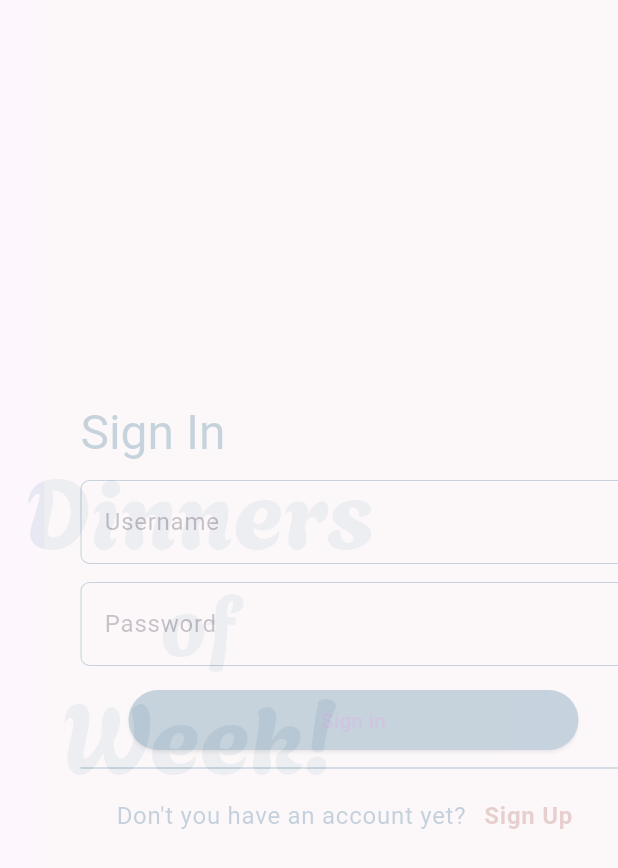
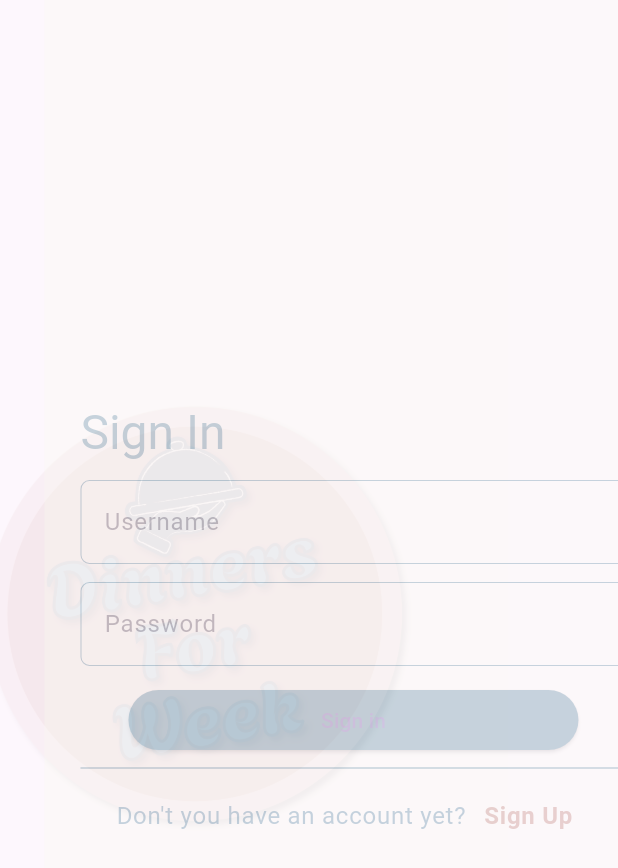
Before and after one commit to Ceren-Canbaz/Dinners-of-Week, a Flutter app: the first screen one second after launch, on a phone screen of 412 x 824 dp. Shown: the top 868 px of the screen. Run offline on Flutter 3.47's test engine with Material 3 defaults, Android fonts, the phone set to English and light mode, and no system bars; our stand-ins replace bloc, device_info_plus, equatable, flutter_bloc, flutter_dotenv and 2 more; missing offline and left inert: dart:ffi; accounts and stored records are empty.

Commit message:
animation added to splash page

```diff
--- a/lib/presentation/splash_page.dart
+++ b/lib/presentation/splash_page.dart
@@ -14,13 +14,41 @@ class SplashPage extends StatefulWidget {
   State<SplashPage> createState() => _SplashPageState();
 }
 
-class _SplashPageState extends State<SplashPage> {
+class _SplashPageState extends State<SplashPage> with TickerProviderStateMixin {
   final userRepositroy = UserRepositroy();
   final teamRepository = TeamsRepository();
+  late final AnimationController _controller;
+  late final Animation<double> _animation;
+
   @override
   void initState() {
+    _controller = AnimationController(
+      duration: const Duration(seconds: 2),
+      vsync: this,
+    );
+    _animation = Tween<double>(begin: 280, end: 300).animate(_controller)
+      ..addListener(() {
+        setState(() {
+          ;
+        });
+      });
+    _controller.addStatusListener((status) {
+      if (status == AnimationStatus.completed) {
+        _controller.reverse();
+      } else if (status == AnimationStatus.dismissed) {
+        _controller.forward();
+      }
+    });
+
+    _controller.forward();
     getAuth();
     super.initState();
+  }
+
+  @override
+  void dispose() {
+    _controller.dispose();
+    super.dispose();
   }
 
   @override
@@ -31,47 +59,12 @@ class _SplashPageState extends State<SplashPage> {
       },
       child: Scaffold(
         backgroundColor: eggshellColor,
-        body: Center(
-          child: Column(
-            mainAxisAlignment: MainAxisAlignment.center,
-            crossAxisAlignment: CrossAxisAlignment.center,
-            children: [
-              GestureDetector(
-                onLongPress: () async {
-                  final prefs = await SharedPreferences.getInstance();
-
-                  await prefs
-                      .remove('dowUsername'); // 'username' anahtarını siler
-                  setState(() {
-                    getAuth();
-                  });
-                },
-                child: Text(
-                  "Dinners",
-                  style: Theme.of(context).textTheme.headlineLarge!.copyWith(
-                        fontSize: 64,
-                        color: ligtBlueColor,
-                        fontFamily: 'Agbalumo',
-                      ),
-                ),
-              ),
-              Text(
-                "of",
-                style: Theme.of(context).textTheme.headlineMedium!.copyWith(
-                      fontSize: 54,
-                      color: ligtBlueColor,
-                      fontFamily: 'Agbalumo',
-                    ),
-              ),
-              Text(
-                "Week!",
-                style: Theme.of(context).textTheme.headlineLarge!.copyWith(
-                      fontSize: 64,
-                      color: ligtBlueColor,
-                      fontFamily: 'Agbalumo',
-                    ),
-              ),
-            ],
+        body: Padding(
+          padding: const EdgeInsets.all(12.0),
+          child: Center(
+            child: SizedBox(
+                height: _animation.value,
+                child: Image.asset("assets/splash-logo-orange.png")),
           ),
         ),
       ),
--- a/pubspec.yaml
+++ b/pubspec.yaml
@@ -69,6 +69,8 @@ flutter:
 
   # To add assets to your application, add an assets section, like this:
   assets:
+    - assets/splash-logo.png
+    - assets/splash-logo-orange.png
     - assets/digi_logo_pdf.png
     - .env
     - assets/background2.jpeg
```
Also changed, not shown: assets/splash-logo-orange.png (added), assets/splash-logo.png (added).
